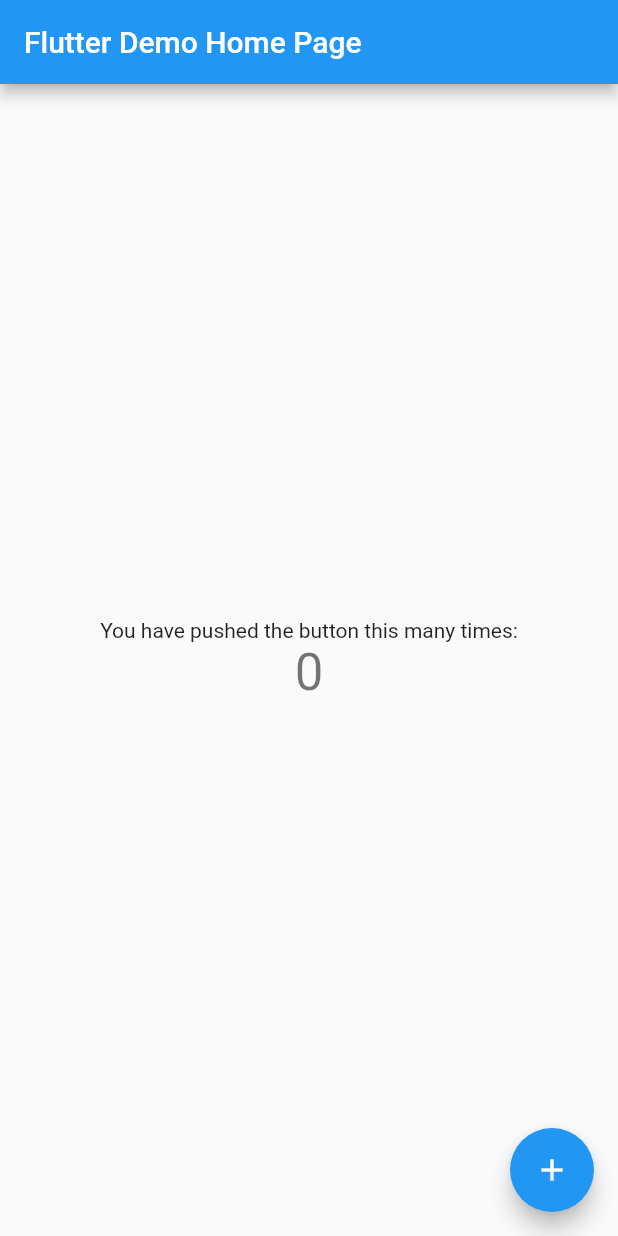
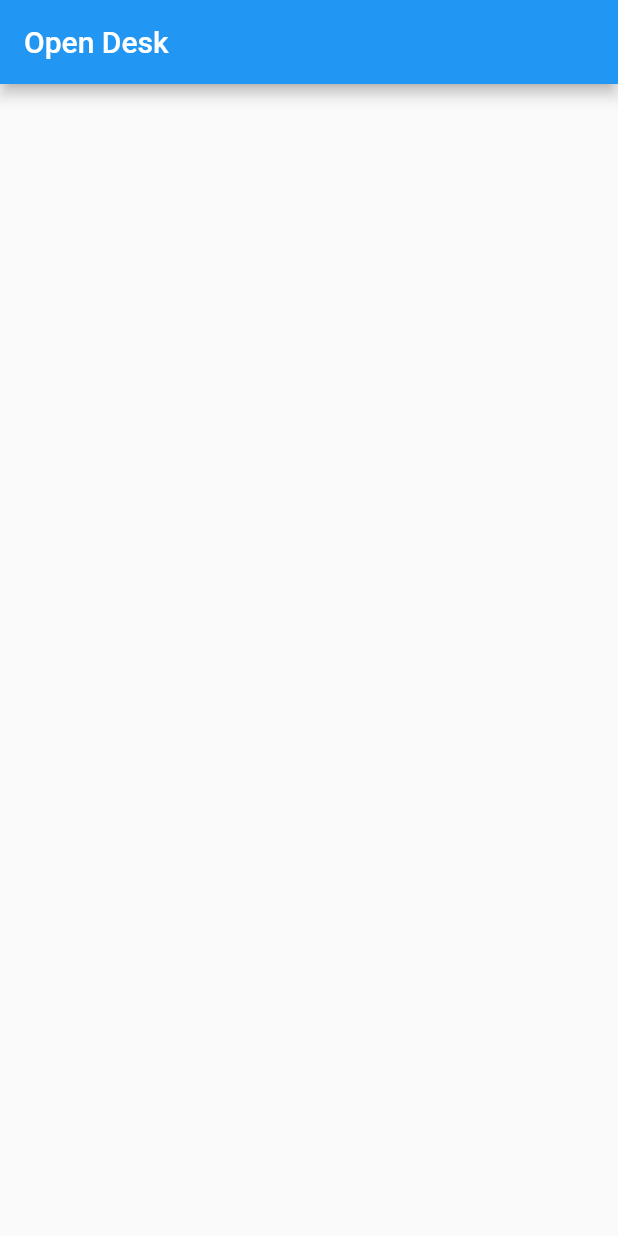
Before and after one commit to kamleshgk/opendeskflutter, a Flutter app: the screen it shows after launch, on a phone screen of 412 x 824 dp. Run offline on Flutter 3.47's test engine with Material 2 defaults, Android fonts, the phone set to English and light mode, and no system bars; our stand-ins replace cloud_firestore; accounts and stored records are empty.

Commit message:
UI changes

```diff
--- a/lib/main.dart
+++ b/lib/main.dart
@@ -1,109 +1,79 @@
 import 'package:flutter/material.dart';
+import 'package:cloud_firestore/cloud_firestore.dart';
 
-void main() => runApp(new MyApp());
+void main() => runApp(new App());
+const TITLE = "Open Desk";
 
-class MyApp extends StatelessWidget {
-  // This widget is the root of your application.
+class App extends StatelessWidget {
   @override
   Widget build(BuildContext context) {
     return new MaterialApp(
-      title: 'Flutter Demo',
+      title: TITLE,
       theme: new ThemeData(
-        // This is the theme of your application.
-        //
-        // Try running your application with "flutter run". You'll see the
-        // application has a blue toolbar. Then, without quitting the app, try
-        // changing the primarySwatch below to Colors.green and then invoke
-        // "hot reload" (press "r" in the console where you ran "flutter run",
-        // or press Run > Flutter Hot Reload in IntelliJ). Notice that the
-        // counter didn't reset back to zero; the application is not restarted.
+
         primarySwatch: Colors.blue,
       ),
-      home: new MyHomePage(title: 'Flutter Demo Home Page'),
+      home: new Home(title: TITLE),
     );
   }
 }
 
-class MyHomePage extends StatefulWidget {
-  MyHomePage({Key key, this.title}) : super(key: key);
-
-  // This widget is the home page of your application. It is stateful, meaning
-  // that it has a State object (defined below) that contains fields that affect
-  // how it looks.
-
-  // This class is the configuration for the state. It holds the values (in this
-  // case the title) provided by the parent (in this case the App widget) and
-  // used by the build method of the State. Fields in a Widget subclass are
-  // always marked "final".
+class Home extends StatefulWidget {
+  Home({Key key, this.title}) : super(key: key);
 
   final String title;
-
   @override
-  _MyHomePageState createState() => new _MyHomePageState();
+  _HomeState createState() => new _HomeState();
 }
 
-class _MyHomePageState extends State<MyHomePage> {
-  int _counter = 0;
+class _HomeState extends State<Home> {
 
-  void _incrementCounter() {
-    setState(() {
-      // This call to setState tells the Flutter framework that something has
-      // changed in this State, which causes it to rerun the build method below
-      // so that the display can reflect the updated values. If we changed
-      // _counter without calling setState(), then the build method would not be
-      // called again, and so nothing would appear to happen.
-      _counter++;
-    });
+  Widget _buildRow(int index, DocumentSnapshot doc) {
+    return ListTile(
+      title: Row(children: <Widget>[
+        Expanded(
+          child: Text((doc['number'].toString() + "-->" + doc['title']),
+          style: Theme.of(context).textTheme.headline),
+        ),
+        Divider(),
+      ]),
+    );
   }
+
+  // Widget _buildIssuesList() {
+  //   return ListView.builder(
+  //       padding: const EdgeInsets.all(16.0),
+  //       itemBuilder: (context, i) {
+  //         if (i.isOdd) {
+  //           return Divider();
+  //         }
+  //         final index = i ~/ 2;
+  //         return _buildRow(index);
+  //       });
+  // }
+
 
   @override
   Widget build(BuildContext context) {
-    // This method is rerun every time setState is called, for instance as done
-    // by the _incrementCounter method above.
-    //
-    // The Flutter framework has been optimized to make rerunning build methods
-    // fast, so that you can just rebuild anything that needs updating rather
-    // than having to individually change instances of widgets.
     return new Scaffold(
       appBar: new AppBar(
-        // Here we take the value from the MyHomePage object that was created by
-        // the App.build method, and use it to set our appbar title.
         title: new Text(widget.title),
       ),
-      body: new Center(
-        // Center is a layout widget. It takes a single child and positions it
-        // in the middle of the parent.
-        child: new Column(
-          // Column is also layout widget. It takes a list of children and
-          // arranges them vertically. By default, it sizes itself to fit its
-          // children horizontally, and tries to be as tall as its parent.
-          //
-          // Invoke "debug paint" (press "p" in the console where you ran
-          // "flutter run", or select "Toggle Debug Paint" from the Flutter tool
-          // window in IntelliJ) to see the wireframe for each widget.
-          //
-          // Column has various properties to control how it sizes itself and
-          // how it positions its children. Here we use mainAxisAlignment to
-          // center the children vertically; the main axis here is the vertical
-          // axis because Columns are vertical (the cross axis would be
-          // horizontal).
-          mainAxisAlignment: MainAxisAlignment.center,
-          children: <Widget>[
-            new Text(
-              'You have pushed the button this many times:',
-            ),
-            new Text(
-              '$_counter',
-              style: Theme.of(context).textTheme.display1,
-            ),
-          ],
-        ),
-      ),
-      floatingActionButton: new FloatingActionButton(
-        onPressed: _incrementCounter,
-        tooltip: 'Increment',
-        child: new Icon(Icons.add),
-      ), // This trailing comma makes auto-formatting nicer for build methods.
+      // body: _buildIssuesList(),
+      body:StreamBuilder(
+        stream: Firestore.instance.collection("issues").snapshots(),
+        builder: (BuildContext context, AsyncSnapshot snapshot) {
+          if (!snapshot.hasData) {
+            return const Text("Loading...");
+          }
+
+          return ListView.builder(
+            padding: const EdgeInsets.all(16.0),
+            itemExtent: 80.0,
+            itemCount: snapshot.data.documents.length,
+            itemBuilder: (context, index) =>_buildRow(index, snapshot.data.documents[index]),
+          );
+      },)
     );
   }
 }
```
